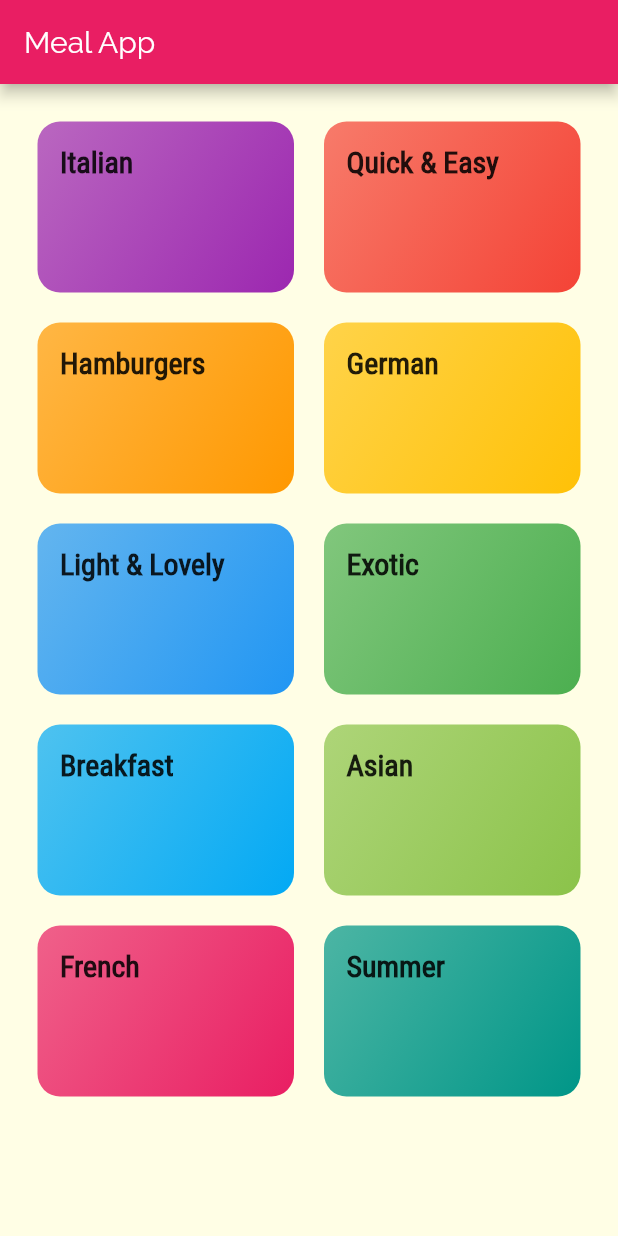
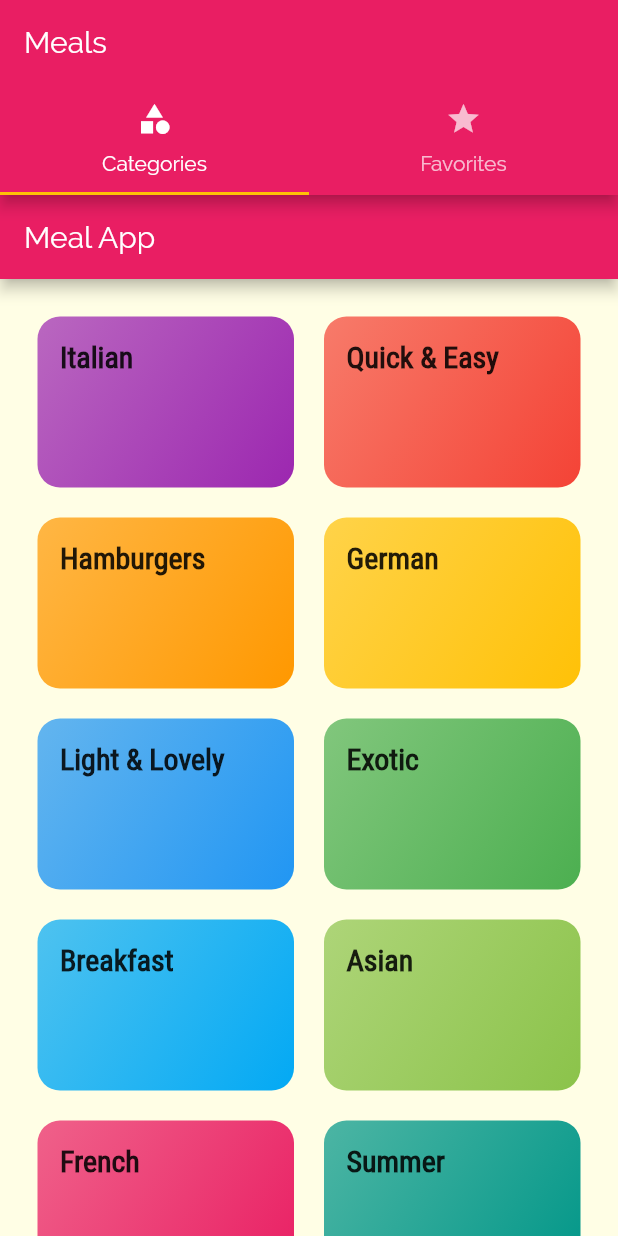
Before and after one commit to thomasbonnet12/meal, a Flutter app: the screen it shows after launch, on a phone screen of 412 x 824 dp. Run offline on Flutter 3.47's test engine with Material 2 defaults, Android fonts, the phone set to English and light mode, and no system bars.

Commit message:
tab added

```diff
--- a/lib/main.dart
+++ b/lib/main.dart
@@ -2,6 +2,7 @@ import 'package:flutter/material.dart';
 import 'package:flutter_meal_app/screens/categories_screen.dart';
 import 'package:flutter_meal_app/screens/category_meals_screen.dart';
 import 'package:flutter_meal_app/screens/meal_detail_screen.dart';
+import 'package:flutter_meal_app/screens/tabs_screen.dart';
 
 void main() => runApp(MyApp());
 
@@ -25,9 +26,9 @@ class MyApp extends StatelessWidget {
               ),
             ),
       ),
-      home: CategoriesScreen(),
+      // home: CategoriesScreen(),
       routes: {
-        // '/': (ctx) => CategoriesScreen(),
+        '/': (ctx) => TabScreen(),
         CategoryMealsScreen.routeName: (ctx) => CategoryMealsScreen(),
         MealDetailScreen.routeName: (ctx) => MealDetailScreen(),
       },
--- /dev/null
+++ b/lib/screens/favorites_screen.dart
@@ -0,0 +1,10 @@
+import 'package:flutter/material.dart';
+
+class Favorites extends StatelessWidget {
+  @override
+  Widget build(BuildContext context) {
+    return Center(
+      child: Text('Favorites'),
+    );
+  }
+}
--- /dev/null
+++ b/lib/screens/tabs_screen.dart
@@ -0,0 +1,38 @@
+import 'package:flutter/material.dart';
+import 'package:flutter_meal_app/screens/categories_screen.dart';
+import 'package:flutter_meal_app/screens/favorites_screen.dart';
+
+class TabScreen extends StatefulWidget {
+  @override
+  _TabScreenState createState() => _TabScreenState();
+}
+
+class _TabScreenState extends State<TabScreen> {
+  @override
+  Widget build(BuildContext context) {
+    return DefaultTabController(
+      length: 2,
+      child: Scaffold(
+        appBar: AppBar(
+          title: Text('Meals'),
+          bottom: TabBar(tabs: [
+            Tab(
+              icon: Icon(Icons.category),
+              text: 'Categories',
+            ),
+            Tab(
+              icon: Icon(Icons.star),
+              text: 'Favorites',
+            ),
+          ]),
+        ),
+        body: TabBarView(
+          children: [
+            CategoriesScreen(),
+            Favorites(),
+          ],
+        ),
+      ),
+    );
+  }
+}
```
Also changed, not shown: lib/screens/category_meals_screen.dart (+4 -3 lines), lib/screens/meal_detail_screen.dart (+5 -3 lines).
